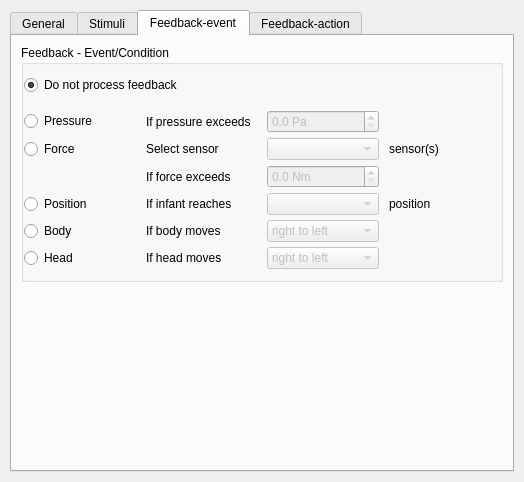
First picture: the form in Scenario_designer/ct_conftoymickey.ui, repository luizamici/caretoy, before the edit.
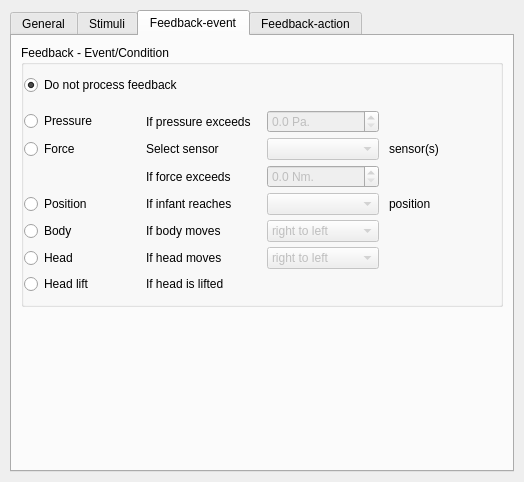
Second picture: the form after the edit. The open tabs and pages were chosen to show the change. Custom widgets are drawn as their Qt base class.

What changed in the file:
```diff
--- a/Scenario_designer/ct_conftoymickey.ui
+++ b/Scenario_designer/ct_conftoymickey.ui
@@ -461,7 +461,7 @@
              <bool>false</bool>
             </property>
             <property name="suffix">
-             <string> Nm</string>
+             <string> Nm.</string>
             </property>
             <property name="decimals">
              <number>1</number>
@@ -491,7 +491,7 @@
              <bool>false</bool>
             </property>
             <property name="suffix">
-             <string> Pa</string>
+             <string> Pa.</string>
             </property>
             <property name="decimals">
              <number>1</number>
@@ -628,6 +628,20 @@
             </item>
            </widget>
           </item>
+          <item row="8" column="0">
+           <widget class="QRadioButton" name="qrb_headlifted_event">
+            <property name="text">
+             <string>Head lift</string>
+            </property>
+           </widget>
+          </item>
+          <item row="8" column="1">
+           <widget class="QLabel" name="label_2">
+            <property name="text">
+             <string>If head is lifted</string>
+            </property>
+           </widget>
+          </item>
          </layout>
         </widget>
        </item>
```
Left out of the diff: 14 changed lines with no effect on the pictures.
